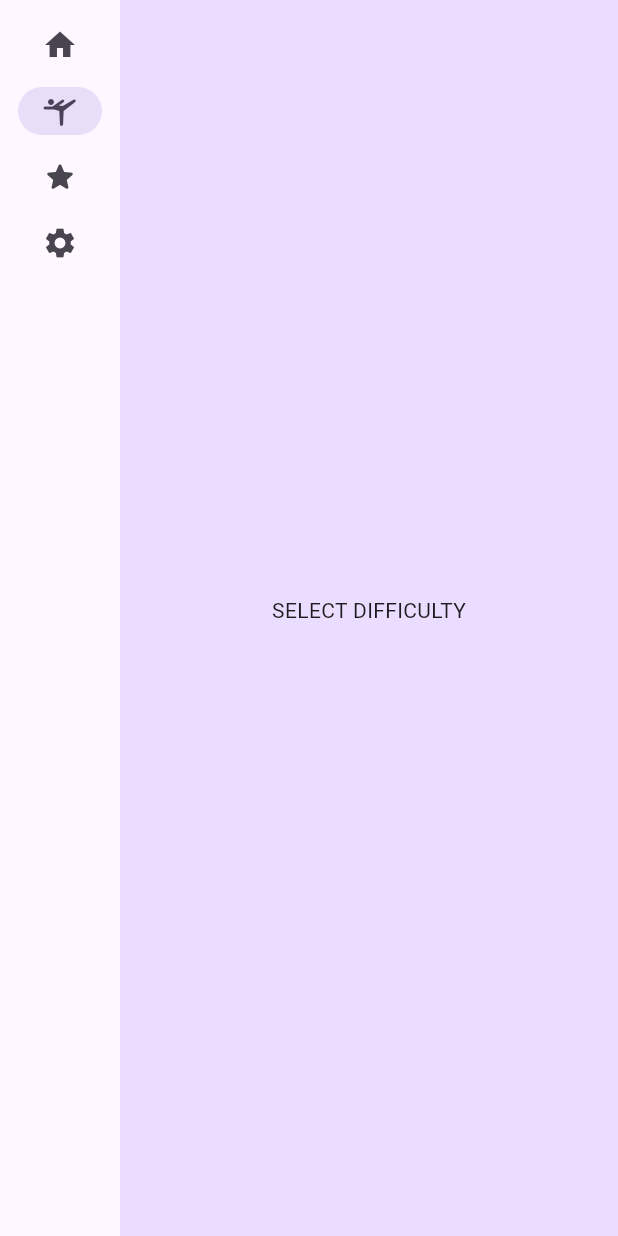
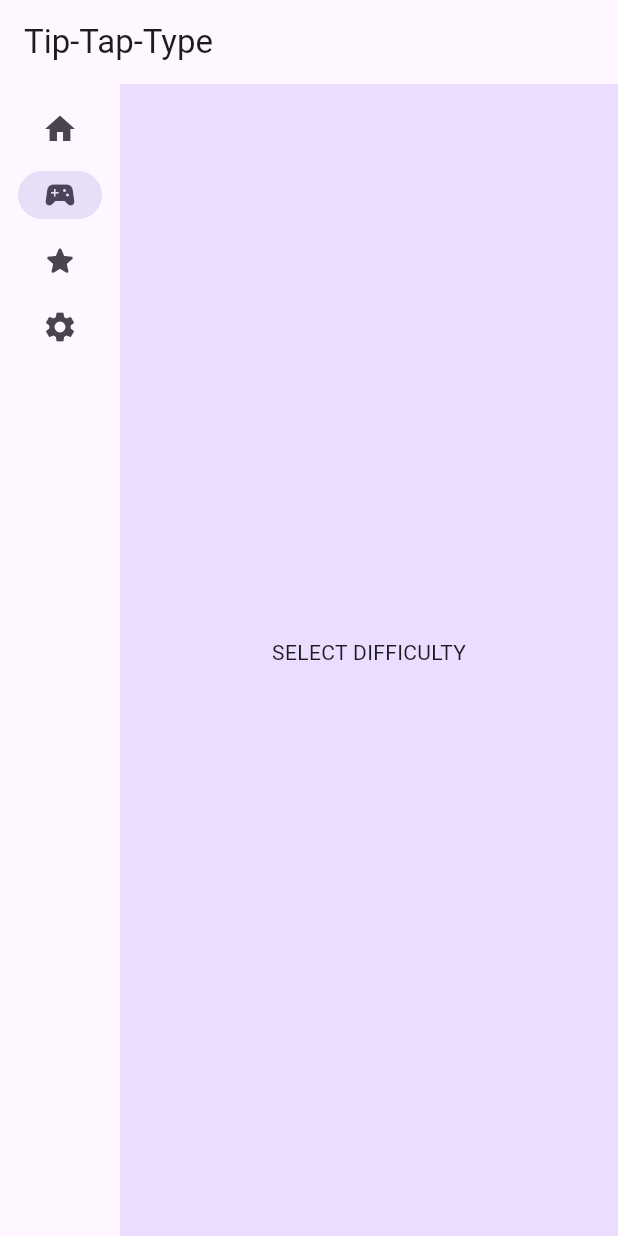
Before and after one commit to noobnelson/tip-tap-type, a Flutter app: the screen it shows after launch, after a tap on "Play", on a phone screen of 412 x 824 dp. Run offline on Flutter 3.47's test engine with Material 2 defaults, Android fonts, the light colour scheme and no system bars.

Commit message:
adjust texts on home page

```diff
--- a/lib/main.dart
+++ b/lib/main.dart
@@ -62,18 +62,19 @@ class _MyHomePageState extends State<MyHomePage> {
     return LayoutBuilder(
       builder: (context, constraints) {
         return Scaffold(
+          appBar: AppBar(title: const Text('Tip-Tap-Type')),
           body: Row(
             children: [
               SafeArea(
                 child: NavigationRail(
-                  extended: constraints.maxWidth >= 600,
+                  extended: constraints.maxWidth >= 1000,
                   destinations: const [
                     NavigationRailDestination(
                       icon: Icon(Icons.home),
                       label: Text('Home'),
                     ),
                     NavigationRailDestination(
-                      icon: Icon(Icons.sports_gymnastics_rounded),
+                      icon: Icon(Icons.sports_esports),
                       label: Text('Play'),
                     ),
                       NavigationRailDestination(
@@ -111,14 +112,23 @@ class TitlePage extends StatelessWidget {
   const TitlePage({ super.key });
   @override
   Widget build(BuildContext context) {
-    return const Center(
-      child: Column(
-        mainAxisAlignment: MainAxisAlignment.center,
-        children: [
-          Text('TIP-TAP-TYPE'),
-          SizedBox(height: 10),
-        ],
-      ),
+    return const Column(
+      mainAxisAlignment: MainAxisAlignment.spaceEvenly,
+      children: [
+        Text("Welcome! Let's get practicing!"),
+        SizedBox(height: 30),
+        Row(
+          children: [
+            Text(
+              '''Difficulties:
+              Simple: lowercase and basic words
+              Standard: capital letters, punctuation and common words
+              Stupendous: capital letters, punctuation and complex words
+              '''
+            ),
+          ],
+        ),
+      ],
     );
   }
 }
```
